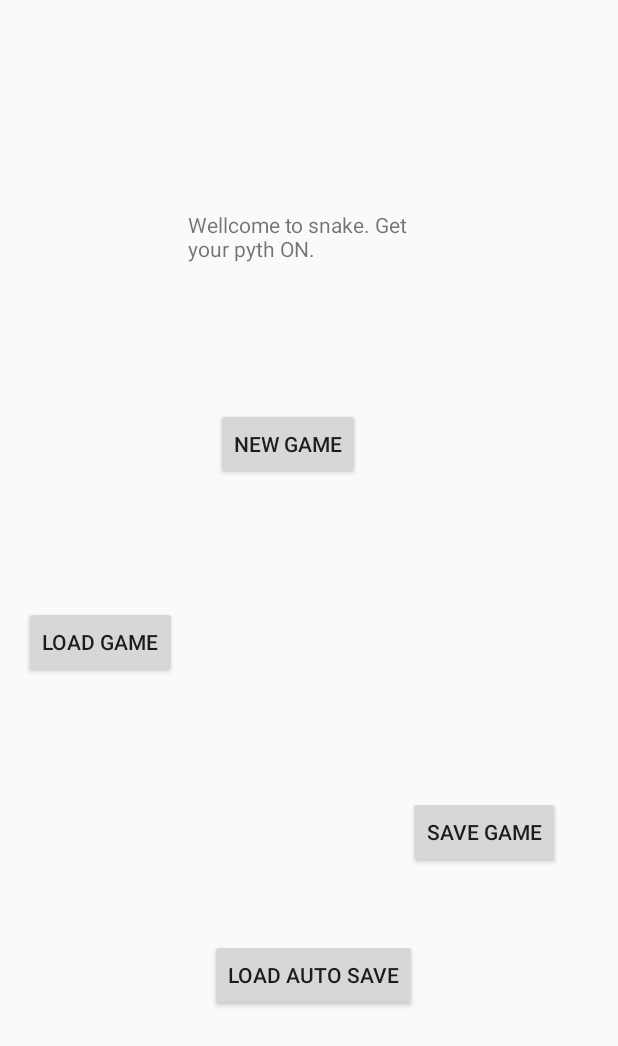
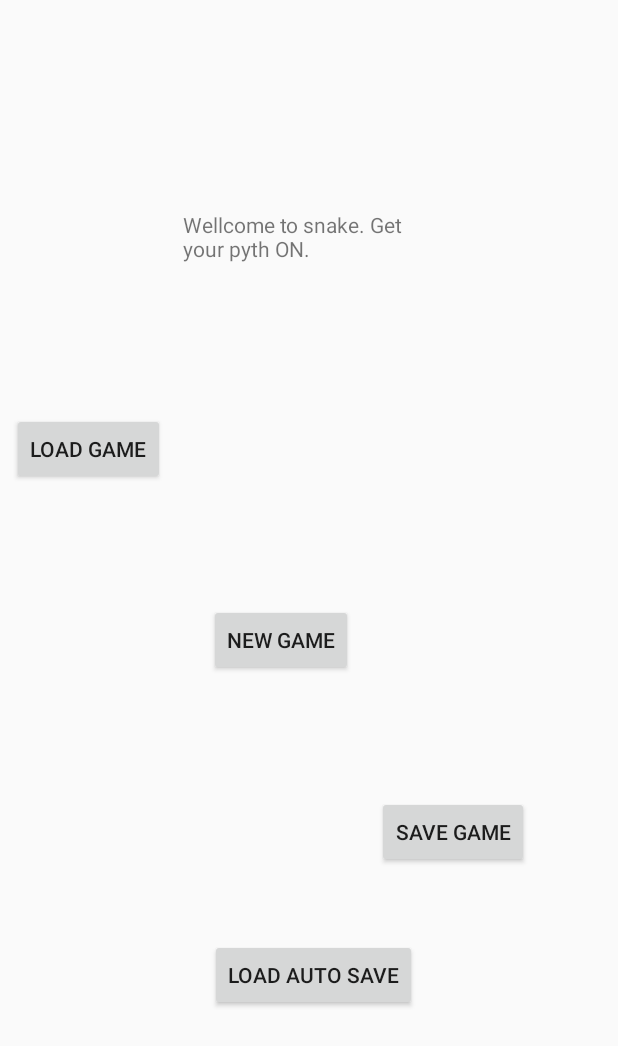
Before and after one commit to lanceoribello/GameCenter, an Android app: the SnakeMenuActivity screen opened directly, with no data from a screen before it, on a phone screen of 412 x 824 dp. Shown: the top 1046 px of the screen. Run offline under Robolectric (Android 15) with nearby library versions, the phone set to English and light mode, and no system bars.

Commit message:
Still need to fix layout.

```diff
--- a/Phase2/GameCenter/app/src/main/res/layout/activity_snake_menu.xml
+++ b/Phase2/GameCenter/app/src/main/res/layout/activity_snake_menu.xml
@@ -15,7 +15,7 @@
         android:layout_marginEnd="176dp"
         android:text="Wellcome to snake. Get your pyth ON."
         app:layout_constraintEnd_toEndOf="parent"
-        app:layout_constraintHorizontal_bias="0.0"
+        app:layout_constraintHorizontal_bias="0.107"
         app:layout_constraintStart_toStartOf="parent"
         app:layout_constraintTop_toTopOf="parent" />
 
@@ -23,31 +23,36 @@
         android:id="@+id/LoadSnake"
         android:layout_width="wrap_content"
         android:layout_height="wrap_content"
-        android:layout_marginStart="16dp"
+        android:layout_marginStart="8dp"
         android:layout_marginTop="275dp"
+        android:layout_marginEnd="8dp"
         android:layout_marginBottom="244dp"
         android:text="@string/loadsnake"
         app:layout_constraintBottom_toBottomOf="parent"
+        app:layout_constraintEnd_toStartOf="@+id/NewSnake"
         app:layout_constraintStart_toStartOf="parent"
-        app:layout_constraintTop_toTopOf="parent" />
+        app:layout_constraintTop_toTopOf="parent"
+        app:layout_constraintVertical_bias="0.0" />
 
     <Button
         android:id="@+id/NewSnake"
         android:layout_width="wrap_content"
         android:layout_height="wrap_content"
-        android:layout_marginStart="26dp"
-        android:layout_marginTop="272dp"
-        android:layout_marginEnd="38dp"
+        android:layout_marginStart="21dp"
+        android:layout_marginTop="72dp"
+        android:layout_marginEnd="16dp"
+        android:layout_marginBottom="47dp"
         android:text="@string/newsnake"
+        app:layout_constraintBottom_toTopOf="@+id/AutoSnake"
         app:layout_constraintEnd_toStartOf="@+id/SaveSnake"
         app:layout_constraintStart_toEndOf="@+id/LoadSnake"
-        app:layout_constraintTop_toTopOf="parent" />
+        app:layout_constraintTop_toBottomOf="@+id/SnakeGameText" />
 
     <Button
         android:id="@+id/SaveSnake"
         android:layout_width="wrap_content"
         android:layout_height="wrap_content"
-        android:layout_marginStart="32dp"
+        android:layout_marginStart="16dp"
         android:layout_marginTop="274dp"
         android:layout_marginBottom="245dp"
         android:text="@string/savesnake"
```
